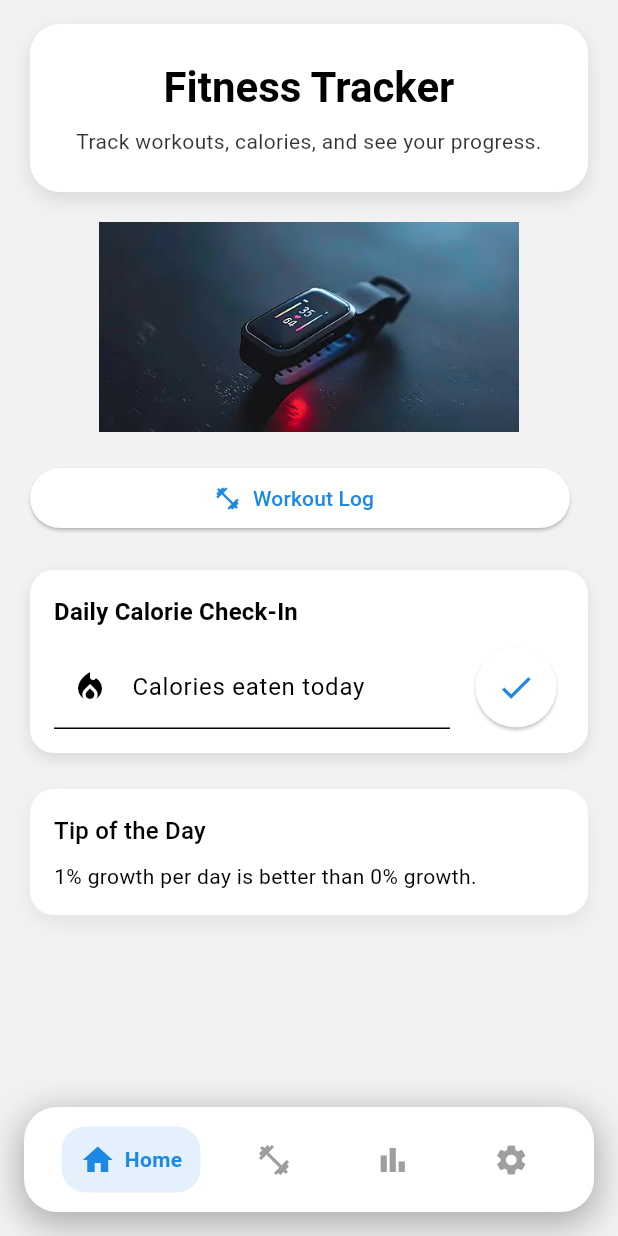
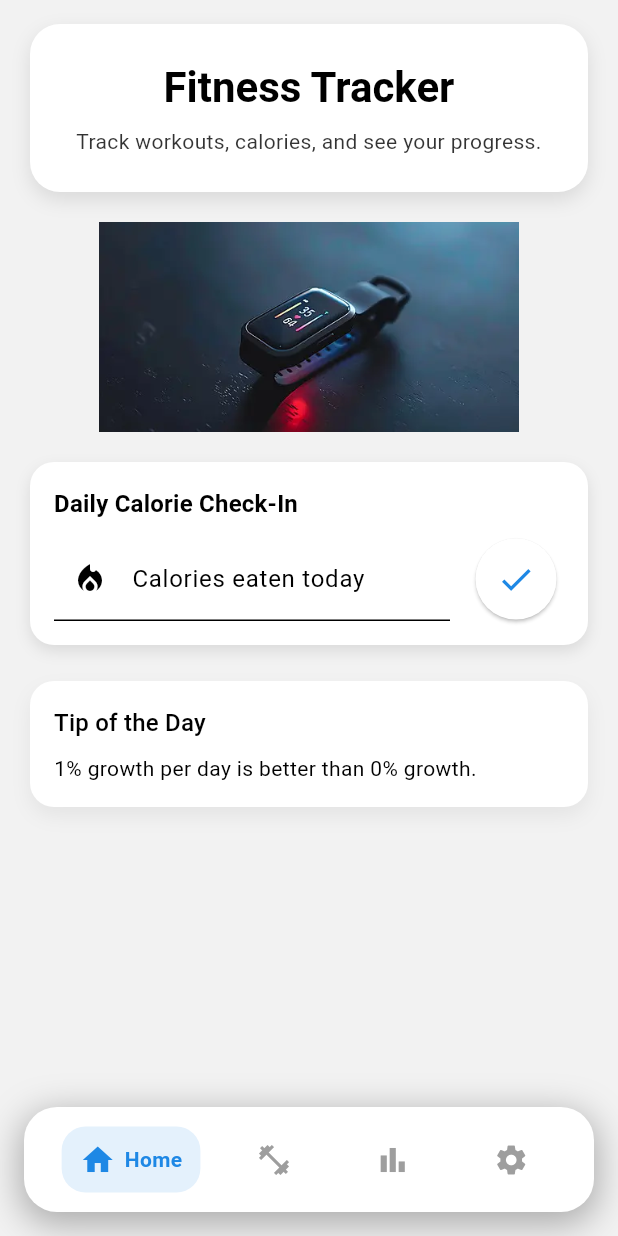
Before and after one commit to kvo110/fitness_tracker, a Flutter app: the screen it shows after launch, on a phone screen of 412 x 824 dp. Run offline on Flutter 3.47's test engine with Material 3 defaults, Android fonts, the phone set to English and light mode, and no system bars; our stand-ins replace fl_chart, table_calendar.

Commit message:
removes workout log button on home screen

```diff
--- a/fitness_tracker/lib/screens/home_screen.dart
+++ b/fitness_tracker/lib/screens/home_screen.dart
@@ -97,20 +97,7 @@ class _HomeScreenState extends State<HomeScreen> {
                 ),
 
                 const SizedBox(height: 20),
-                // Quick action buttons
-                Row(
-                    children: [
-                        Expanded(
-                            child: ElevatedButton.icon(
-                                onPressed: widget.onOpenWorkout,
-                                icon: const Icon(Icons.fitness_center),
-                                label: const Text('Workout Log'),
-                            ),
-                        ),
-                        const SizedBox(width: 12),
-                    ],
-                ),
-                const SizedBox(height: 24),
+
                 // Daily Calorie Check-In box
                 Container(
                     padding: const EdgeInsets.all(16),
```
